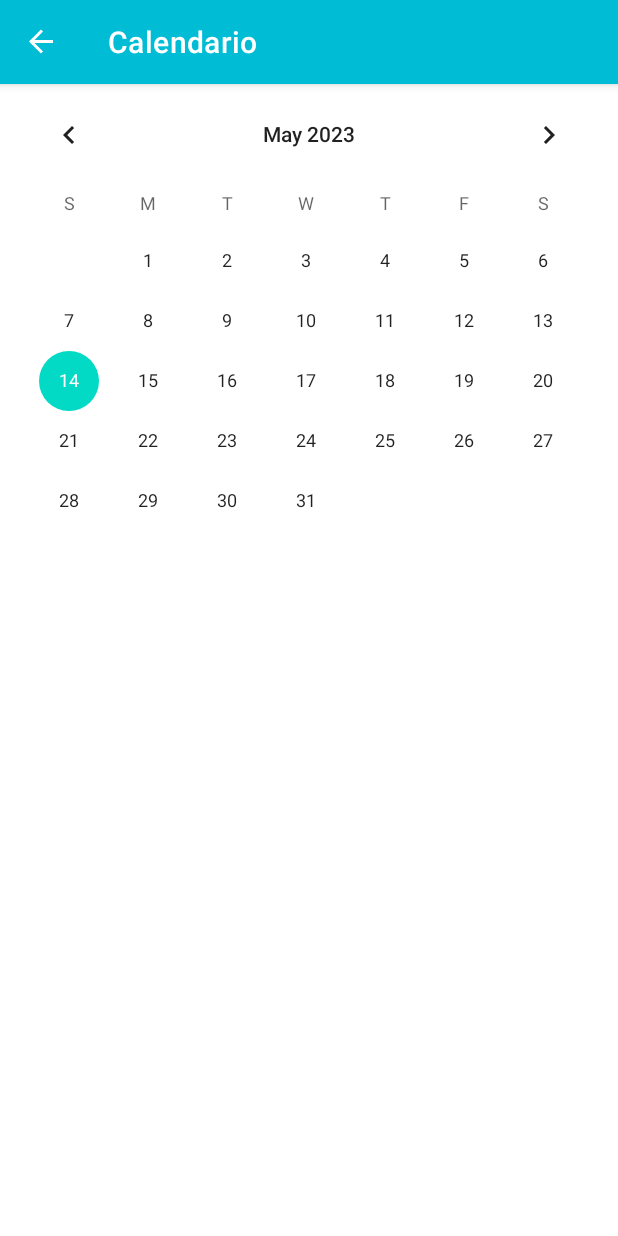
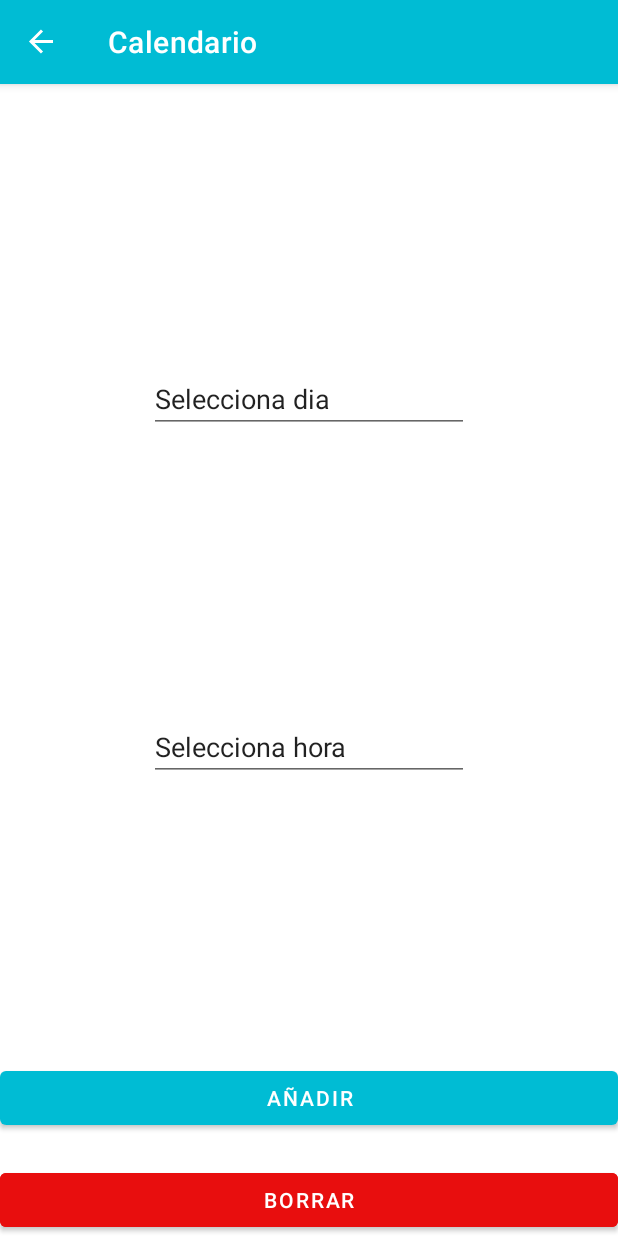
Before and after one commit to KevinB00/FidoFriend, an Android app: the RecordatoriosFragment screen opened through its navigation route, on a phone screen of 412 x 824 dp. Run offline under Robolectric (Android 15) with nearby library versions, the phone set to English and light mode, and no system bars; our stand-ins replace Room's generated code, navigation-ui; 1 statement that could not run was skipped.

Commit message:
Inicio con recyclerview, diseñando RecordatoriosFragment

```diff
--- a/app/src/main/AndroidManifest.xml
+++ b/app/src/main/AndroidManifest.xml
@@ -11,6 +11,9 @@
         android:supportsRtl="true"
         android:theme="@style/Theme.FidoFriend"
         tools:targetApi="31">
+        <activity
+            android:name=".ui.mascota.MascotaActivity"
+            android:exported="false" />
         <activity
             android:name=".ui.newPet.NuevaMascota"
             android:exported="false" />
--- a/app/src/main/java/com/kevinbuenano/fidofriend/database/MascotaDAO.kt
+++ b/app/src/main/java/com/kevinbuenano/fidofriend/database/MascotaDAO.kt
@@ -27,8 +27,8 @@ interface MascotaDAO {
     fun getMascotaById(id: Int): MascotaEntity
 
     //Obtener listado de perros/gatos
-    @Query(value = "SELECT * FROM mascota WHERE perroGato LIKE :tipoMascota")
-    fun getPerroGato(tipoMascota: Int): MutableList<MascotaEntity>
+    @Query(value = "SELECT * FROM mascota WHERE perroGato LIKE :tipoMascota AND usuario_id = :id")
+    fun getPerroGato(tipoMascota: Int, id: Int): MutableList<MascotaEntity>
 
     @Update
     suspend fun updateMascota(mascota: MascotaEntity): Int
--- a/app/src/main/java/com/kevinbuenano/fidofriend/database/repository/mascotaRepository.kt
+++ b/app/src/main/java/com/kevinbuenano/fidofriend/database/repository/mascotaRepository.kt
@@ -9,5 +9,5 @@ class mascotaRepository(private val mascotaDAO: MascotaDAO){
     suspend fun updateMascota(mascota: MascotaEntity) = mascotaDAO.updateMascota(mascota)
 
     suspend fun removeMascota(mascota: MascotaEntity) = mascotaDAO.deleteMascota(mascota)
-    suspend fun getPerroGato(tipoMascota: Int) = mascotaDAO.getPerroGato(tipoMascota)
+    suspend fun getPerroGato(tipoMascota: Int, id: Int) = mascotaDAO.getPerroGato(tipoMascota, id)
 }
--- a/app/src/main/java/com/kevinbuenano/fidofriend/ui/home/HomeFragment.kt
+++ b/app/src/main/java/com/kevinbuenano/fidofriend/ui/home/HomeFragment.kt
@@ -1,5 +1,6 @@
 package com.kevinbuenano.fidofriend.ui.home
 
+import android.content.Context
 import android.content.Intent
 import android.os.Bundle
 import android.view.LayoutInflater
@@ -13,8 +14,11 @@ import com.kevinbuenano.fidofriend.adapters.GatoAdapter
 import com.kevinbuenano.fidofriend.adapters.PerroAdapter
 import com.kevinbuenano.fidofriend.database.appDatabase
 import com.kevinbuenano.fidofriend.database.entities.MascotaEntity
+import com.kevinbuenano.fidofriend.database.entities.UsuarioEntity
 import com.kevinbuenano.fidofriend.database.repository.mascotaRepository
+import com.kevinbuenano.fidofriend.database.repository.usuarioRepository
 import com.kevinbuenano.fidofriend.databinding.FragmentHomeBinding
+import com.kevinbuenano.fidofriend.ui.mascota.MascotaActivity
 import com.kevinbuenano.fidofriend.ui.newPet.NuevaMascota
 import kotlinx.coroutines.Dispatchers
 import kotlinx.coroutines.launch
@@ -27,9 +31,11 @@ class HomeFragment : Fragment() {
     var gatos: MutableList<MascotaEntity> = mutableListOf()
     lateinit var adapterPerro: PerroAdapter
     lateinit var adapterGato: GatoAdapter
-    private var nombreUsuario: String? = null
     private lateinit var mascotaRepository: mascotaRepository
+    private lateinit var usuarioRepository: usuarioRepository
     private lateinit var db: appDatabase
+    private lateinit var nombre: String
+    private lateinit var usuarioEntity: UsuarioEntity
 
     override fun onCreateView(
         inflater: LayoutInflater, container: ViewGroup?,
@@ -42,19 +48,17 @@ class HomeFragment : Fragment() {
 
     override fun onViewCreated(view: View, savedInstanceState: Bundle?) {
         super.onViewCreated(view, savedInstanceState)
+        val usuario = activity?.getSharedPreferences("com.kevinbuenano.fidofriend", Context.MODE_PRIVATE)
+        nombre = usuario?.getString("nombre", "").toString()
         val menuActivity = activity as? MenuActivity
 
         if (menuActivity != null) {
             db = menuActivity.getDB()
         }
+        usuarioRepository = usuarioRepository(db.usuarioDao())
+        mascotaRepository = mascotaRepository(db.mascotaDao())
+        cargar(nombre)
 
-        mascotaRepository = mascotaRepository(db.mascotaDao())
-
-        cargarPerros()
-        cargarGatos()
-
-        adapterPerro = PerroAdapter(perros)
-        adapterGato = GatoAdapter(gatos)
         binding.floatingActionButton.setOnClickListener {
             var intent:Intent = Intent(activity, NuevaMascota::class.java)
             startActivity(intent)
@@ -62,40 +66,47 @@ class HomeFragment : Fragment() {
 
     }
 
-    private fun cargarGatos() {
-        viewLifecycleOwner.lifecycleScope.launch {
-            gatos = withContext(Dispatchers.IO) {
-                mascotaRepository.getPerroGato(2)
-            }
-        }
-        setUpRecyclerViewGato()
+    override fun onResume() {
+        super.onResume()
+        cargar(nombre)
     }
 
-    private fun cargarPerros() {
+    private fun cargar(nombre: String) {
         viewLifecycleOwner.lifecycleScope.launch {
-           perros = withContext(Dispatchers.IO) {
-               mascotaRepository.getPerroGato(1)
-           }
+            withContext(Dispatchers.IO) {
+                usuarioEntity = usuarioRepository.getUsuarioByName(nombre)
+                gatos = mascotaRepository.getPerroGato(2, usuarioEntity.id)
+                perros = mascotaRepository.getPerroGato(1, usuarioEntity.id)
+            }
+            setUpRecyclerViewGato()
+            setUpRecyclerViewPerro()
         }
-        setUpRecyclerViewPerro()
     }
 
     private fun setUpRecyclerViewGato() {
         if (gatos.isNotEmpty()){
-            binding.recyclerGatos.adapter = GatoAdapter(gatos)
+            adapterGato = GatoAdapter(gatos,
+            ) {
+                var intent = Intent(activity, MascotaActivity::class.java).putExtra("idMascota", it.id_mascota)
+                startActivity(intent)
+            }
             recyclerView = binding.recyclerGatos
             recyclerView.setHasFixedSize(true)
-            recyclerView.layoutManager = LinearLayoutManager(this.requireContext())
+            recyclerView.layoutManager = LinearLayoutManager(this.requireContext(), LinearLayoutManager.HORIZONTAL, false)
             recyclerView.adapter = adapterGato
         }
     }
 
     private fun setUpRecyclerViewPerro() {
         if (perros.isNotEmpty()){
-            binding.recyclerPerros.adapter = PerroAdapter(perros)
+            adapterPerro = PerroAdapter(perros
+            ) {
+                var intent = Intent(activity, MascotaActivity::class.java).putExtra("idMascota", it.id_mascota)
+                startActivity(intent)
+            }
             recyclerView = binding.recyclerPerros
             recyclerView.setHasFixedSize(true)
-            recyclerView.layoutManager = LinearLayoutManager(this.requireContext())
+            recyclerView.layoutManager = LinearLayoutManager(this.requireContext(), LinearLayoutManager.HORIZONTAL, false)
             recyclerView.adapter = adapterPerro
         }
     }
--- a/app/src/main/java/com/kevinbuenano/fidofriend/ui/home/CalendarioFragment.kt
+++ b/app/src/main/java/com/kevinbuenano/fidofriend/ui/home/RecordatoriosFragment.kt
@@ -1,10 +1,10 @@
 package com.kevinbuenano.fidofriend.ui.home
 
 import android.os.Bundle
-import androidx.fragment.app.Fragment
 import android.view.LayoutInflater
 import android.view.View
 import android.view.ViewGroup
+import androidx.fragment.app.Fragment
 import com.kevinbuenano.fidofriend.R
 
 // TODO: Rename parameter arguments, choose names that match
@@ -14,10 +14,10 @@ private const val ARG_PARAM2 = "param2"
 
 /**
  * A simple [Fragment] subclass.
- * Use the [CalendarioFragment.newInstance] factory method to
+ * Use the [RecordatoriosFragment.newInstance] factory method to
  * create an instance of this fragment.
  */
-class CalendarioFragment : Fragment() {
+class RecordatoriosFragment : Fragment() {
     // TODO: Rename and change types of parameters
     private var param1: String? = null
     private var param2: String? = null
@@ -35,7 +35,7 @@ class CalendarioFragment : Fragment() {
         savedInstanceState: Bundle?
     ): View? {
         // Inflate the layout for this fragment
-        return inflater.inflate(R.layout.fragment_calendario, container, false)
+        return inflater.inflate(R.layout.fragment_recordatorios, container, false)
     }
 
     companion object {
@@ -50,7 +50,7 @@ class CalendarioFragment : Fragment() {
         // TODO: Rename and change types and number of parameters
         @JvmStatic
         fun newInstance(param1: String, param2: String) =
-            CalendarioFragment().apply {
+            RecordatoriosFragment().apply {
                 arguments = Bundle().apply {
                     putString(ARG_PARAM1, param1)
                     putString(ARG_PARAM2, param2)
--- a/app/src/main/res/layout/fragment_calendario.xml
+++ /dev/null
@@ -1,15 +0,0 @@
-<?xml version="1.0" encoding="utf-8"?>
-<FrameLayout xmlns:android="http://schemas.android.com/apk/res/android"
-    xmlns:tools="http://schemas.android.com/tools"
-    android:layout_width="match_parent"
-    android:layout_height="match_parent"
-    tools:context=".ui.home.CalendarioFragment">
-
-    <!-- TODO: Update blank fragment layout -->
-
-
-    <CalendarView
-        android:id="@+id/calendarView"
-        android:layout_width="match_parent"
-        android:layout_height="wrap_content" />
-</FrameLayout>
--- a/app/src/main/res/layout/fragment_home.xml
+++ b/app/src/main/res/layout/fragment_home.xml
@@ -38,7 +38,8 @@
         <androidx.recyclerview.widget.RecyclerView
             android:id="@+id/recyclerPerros"
             android:layout_width="match_parent"
-            android:layout_height="match_parent"
+            android:layout_height="wrap_content"
+            android:orientation="horizontal"
             app:layoutManager="androidx.recyclerview.widget.LinearLayoutManager" />
 
     </HorizontalScrollView>
@@ -73,7 +74,8 @@
         <androidx.recyclerview.widget.RecyclerView
             android:id="@+id/recyclerGatos"
             android:layout_width="match_parent"
-            android:layout_height="match_parent"
+            android:layout_height="wrap_content"
+            android:orientation="horizontal"
             app:layoutManager="androidx.recyclerview.widget.LinearLayoutManager" />
     </HorizontalScrollView>
 
--- /dev/null
+++ b/app/src/main/res/layout/fragment_recordatorios.xml
@@ -0,0 +1,60 @@
+<?xml version="1.0" encoding="utf-8"?>
+<androidx.constraintlayout.widget.ConstraintLayout xmlns:android = "http://schemas.android.com/apk/res/android"
+    xmlns:app="http://schemas.android.com/apk/res-auto"
+    xmlns:tools = "http://schemas.android.com/tools"
+    android:layout_width = "match_parent"
+    android:layout_height = "match_parent"
+    tools:context=".ui.home.RecordatoriosFragment">
+
+    <Button
+        android:id="@+id/btnAnyadirNoti"
+        android:layout_width="match_parent"
+        android:layout_height="wrap_content"
+        android:layout_marginBottom="20dp"
+        android:text="Añadir"
+        android:textAlignment="center"
+        app:layout_constraintBottom_toTopOf="@+id/btnBorrar"
+        app:layout_constraintEnd_toEndOf="parent"
+        app:layout_constraintStart_toStartOf="parent" />
+
+    <Button
+        android:id="@+id/btnBorrar"
+        android:layout_width="match_parent"
+        android:layout_height="wrap_content"
+        android:backgroundTint="#E80E0E"
+        android:text="Borrar"
+        android:textAlignment="center"
+        app:layout_constraintBottom_toBottomOf="parent"
+        app:layout_constraintEnd_toEndOf="parent"
+        app:layout_constraintStart_toStartOf="parent" />
+
+    <EditText
+        android:id="@+id/edTextDia"
+        android:layout_width="wrap_content"
+        android:layout_height="wrap_content"
+        android:clickable="true"
+        android:editable="false"
+        android:ems="10"
+        android:inputType="text"
+        android:text="Selecciona dia"
+        app:layout_constraintBottom_toTopOf="@+id/edTextHora"
+        app:layout_constraintEnd_toEndOf="parent"
+        app:layout_constraintStart_toStartOf="parent"
+        app:layout_constraintTop_toTopOf="parent" />
+
+    <EditText
+        android:id="@+id/edTextHora"
+        android:layout_width="wrap_content"
+        android:layout_height="wrap_content"
+        android:clickable="true"
+        android:editable="false"
+        android:ems="10"
+        android:inputType="text"
+        android:text="Selecciona hora"
+        app:layout_constraintBottom_toTopOf="@+id/btnAnyadirNoti"
+        app:layout_constraintEnd_toEndOf="parent"
+        app:layout_constraintStart_toStartOf="parent"
+        app:layout_constraintTop_toBottomOf="@+id/edTextDia" />
+
+
+</androidx.constraintlayout.widget.ConstraintLayout>
--- a/app/src/main/res/layout/view_gato_item.xml
+++ b/app/src/main/res/layout/view_gato_item.xml
@@ -4,8 +4,8 @@
     <LinearLayout xmlns:android="http://schemas.android.com/apk/res/android"
         xmlns:app="http://schemas.android.com/apk/res-auto"
         xmlns:tools="http://schemas.android.com/tools"
-        android:layout_width="match_parent"
-        android:layout_height="match_parent"
+        android:layout_width="wrap_content"
+        android:layout_height="wrap_content"
         android:orientation="vertical">
 
     <ImageButton
--- a/app/src/main/res/layout/view_perro_item.xml
+++ b/app/src/main/res/layout/view_perro_item.xml
@@ -3,7 +3,7 @@
 <LinearLayout xmlns:android="http://schemas.android.com/apk/res/android"
     xmlns:app="http://schemas.android.com/apk/res-auto"
     xmlns:tools="http://schemas.android.com/tools"
-    android:layout_width="match_parent"
+    android:layout_width="wrap_content"
     android:layout_height="wrap_content"
     android:orientation="vertical">
 
--- a/app/src/main/res/navigation/menu_graph.xml
+++ b/app/src/main/res/navigation/menu_graph.xml
@@ -13,9 +13,9 @@
         tools:layout="@layout/fragment_perfil" />
     <fragment
         android:id="@+id/calendarioFragment"
-        android:name="com.kevinbuenano.fidofriend.ui.home.CalendarioFragment"
+        android:name="com.kevinbuenano.fidofriend.ui.home.RecordatoriosFragment"
         android:label="Calendario"
-        tools:layout="@layout/fragment_calendario" />
+        tools:layout="@layout/fragment_recordatorios" />
     <fragment
         android:id="@+id/homeFragment"
         android:name="com.kevinbuenano.fidofriend.ui.home.HomeFragment"
```
Also changed, not shown: app/src/main/java/com/kevinbuenano/fidofriend/adapters/GatoAdapter.kt (+6 -1 lines), app/src/main/java/com/kevinbuenano/fidofriend/adapters/PerroAdapter.kt (+6 -1 lines), app/src/main/java/com/kevinbuenano/fidofriend/database/entities/RecordatorioEntity.kt (added, +26 -0 lines), app/src/main/java/com/kevinbuenano/fidofriend/database/viewmodel/MascotaViewModel.kt (+1 -8 lines), app/src/main/java/com/kevinbuenano/fidofriend/ui/mascota/MascotaActivity.kt (added, +12 -0 lines), app/src/main/java/com/kevinbuenano/fidofriend/ui/newPet/DatosMascotaFragment.kt (+4 -6 lines), app/src/main/res/layout/activity_mascota.xml (added, +9 -0 lines).
